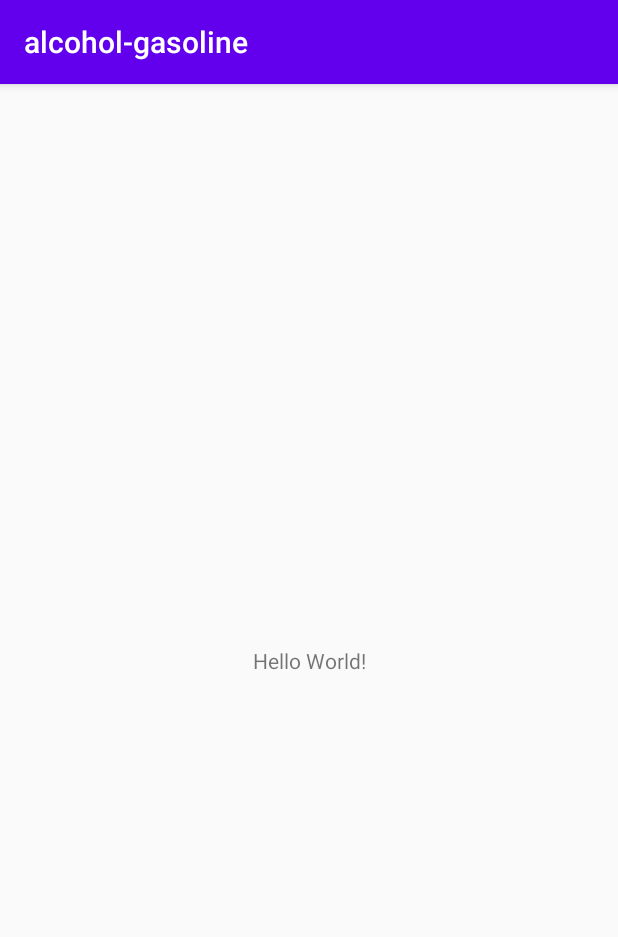
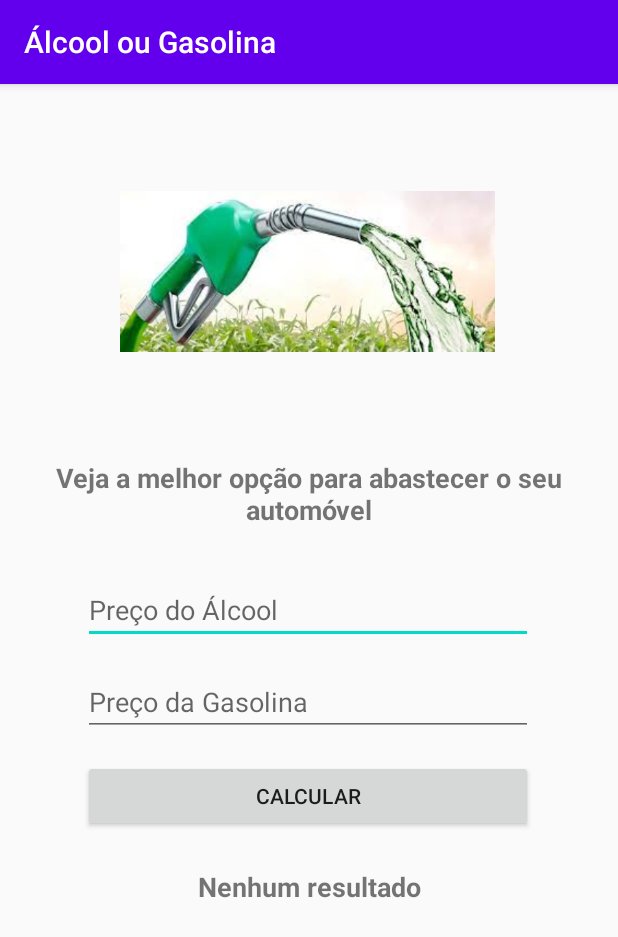
Before and after one commit to phmb2/alcohol-gasoline, an Android app: the screen it shows after launch (MainActivity), on a phone screen of 412 x 824 dp. Shown: the top 937 px of the screen. Run offline under Robolectric (Android 15) with nearby library versions, the phone set to English and light mode, and no system bars.

Commit message:
Adjustments on AndroidManifest file and added app logic development

```diff
--- a/app/src/main/AndroidManifest.xml
+++ b/app/src/main/AndroidManifest.xml
@@ -9,7 +9,7 @@
         android:roundIcon="@mipmap/ic_launcher_round"
         android:supportsRtl="true"
         android:theme="@style/AppTheme">
-        <activity android:name=".MainActivity">
+        <activity android:name=".MainActivity" android:screenOrientation="portrait">
             <intent-filter>
                 <action android:name="android.intent.action.MAIN" />
 
--- a/app/src/main/java/com/phmb/alcohol_gasoline/MainActivity.kt
+++ b/app/src/main/java/com/phmb/alcohol_gasoline/MainActivity.kt
@@ -2,10 +2,56 @@ package com.phmb.alcohol_gasoline
 
 import androidx.appcompat.app.AppCompatActivity
 import android.os.Bundle
+import kotlinx.android.synthetic.main.activity_main.*
 
 class MainActivity : AppCompatActivity() {
+
     override fun onCreate(savedInstanceState: Bundle?) {
         super.onCreate(savedInstanceState)
         setContentView(R.layout.activity_main)
+
+        button_calculate.setOnClickListener {
+
+            val alcoholPrice = edit_alcohol_price.text.toString()
+            val gasolinePrice = edit_gasoline_price.text.toString()
+
+            val validateInputs = validatePrices(alcoholPrice, gasolinePrice)
+
+            if (validateInputs) {
+                calculateBestPrice(alcoholPrice, gasolinePrice)
+            } else {
+                text_result.setText("Preencha os preços!")
+            }
+        }
+
     }
+
+    fun validatePrices(alcoholPrice: String, gasolinePrice: String) : Boolean {
+
+        var validateFields = true
+
+        if(alcoholPrice.isNullOrEmpty()) {
+            validateFields = false
+        } else if(gasolinePrice.isNullOrEmpty()) {
+            validateFields = false
+        }
+
+        return validateFields
+    }
+
+    fun calculateBestPrice(alcoholPrice: String, gasolinePrice: String) {
+
+        val alcoholValue = alcoholPrice.toDouble()
+        val gasolineValue = gasolinePrice.toDouble()
+
+        val result = (alcoholValue / gasolineValue)
+
+        if (result >= 0.7) {
+            text_result.setText("Utilize gasolina!")
+        } else {
+            text_result.setText("Utilize álcool!")
+        }
+    }
+
+
 }
--- a/app/src/main/res/layout/activity_main.xml
+++ b/app/src/main/res/layout/activity_main.xml
@@ -6,13 +6,76 @@
     android:layout_height="match_parent"
     tools:context=".MainActivity">
 
+    <ImageView
+        android:id="@+id/image_logo"
+        android:layout_width="250dp"
+        android:layout_height="250dp"
+        app:layout_constraintEnd_toEndOf="parent"
+        app:layout_constraintHorizontal_bias="0.495"
+        app:layout_constraintStart_toStartOf="parent"
+        app:layout_constraintTop_toTopOf="parent"
+        app:srcCompat="@drawable/logo" />
+
     <TextView
+        android:id="@+id/text_info"
         android:layout_width="wrap_content"
         android:layout_height="wrap_content"
-        android:text="Hello World!"
-        app:layout_constraintBottom_toBottomOf="parent"
-        app:layout_constraintLeft_toLeftOf="parent"
-        app:layout_constraintRight_toRightOf="parent"
-        app:layout_constraintTop_toTopOf="parent" />
+        android:text="@string/info_label"
+        android:textAlignment="center"
+        android:textSize="18sp"
+        android:textStyle="bold"
+        app:layout_constraintEnd_toEndOf="parent"
+        app:layout_constraintHorizontal_bias="0.0"
+        app:layout_constraintStart_toStartOf="parent"
+        app:layout_constraintTop_toBottomOf="@+id/image_logo" />
 
+    <EditText
+        android:id="@+id/edit_alcohol_price"
+        android:layout_width="300dp"
+        android:layout_height="wrap_content"
+        android:layout_marginTop="32dp"
+        android:ems="10"
+        android:hint="@string/alcohol_price_label"
+        android:inputType="numberDecimal"
+        app:layout_constraintEnd_toEndOf="parent"
+        app:layout_constraintHorizontal_bias="0.495"
+        app:layout_constraintStart_toStartOf="parent"
+        app:layout_constraintTop_toBottomOf="@+id/text_info" />
+
+    <EditText
+        android:id="@+id/edit_gasoline_price"
+        android:layout_width="300dp"
+        android:layout_height="wrap_content"
+        android:layout_marginTop="16dp"
+        android:ems="10"
+        android:hint="@string/gasoline_price_label"
+        android:inputType="numberDecimal"
+        app:layout_constraintEnd_toEndOf="parent"
+        app:layout_constraintHorizontal_bias="0.495"
+        app:layout_constraintStart_toStartOf="parent"
+        app:layout_constraintTop_toBottomOf="@+id/edit_alcohol_price" />
+
+    <Button
+        android:id="@+id/button_calculate"
+        android:layout_width="300dp"
+        android:layout_height="wrap_content"
+        android:layout_marginTop="16dp"
+        android:text="@string/calculate_button"
+        app:layout_constraintEnd_toEndOf="parent"
+        app:layout_constraintHorizontal_bias="0.495"
+        app:layout_constraintStart_toStartOf="parent"
+        app:layout_constraintTop_toBottomOf="@+id/edit_gasoline_price" />
+
+    <TextView
+        android:id="@+id/text_result"
+        android:layout_width="wrap_content"
+        android:layout_height="wrap_content"
+        android:layout_marginTop="24dp"
+        android:text="@string/result_label"
+        android:textAlignment="center"
+        android:textSize="18sp"
+        android:textStyle="bold"
+        app:layout_constraintEnd_toEndOf="parent"
+        app:layout_constraintStart_toStartOf="parent"
+        app:layout_constraintTop_toBottomOf="@+id/button_calculate" />
 </androidx.constraintlayout.widget.ConstraintLayout>
--- a/app/src/main/res/values/strings.xml
+++ b/app/src/main/res/values/strings.xml
@@ -1,3 +1,8 @@
 <resources>
-    <string name="app_name">alcohol-gasoline</string>
+    <string name="app_name">Álcool ou Gasolina</string>
+    <string name="info_label">Veja a melhor opção para abastecer o seu automóvel</string>
+    <string name="alcohol_price_label">Preço do Álcool</string>
+    <string name="gasoline_price_label">Preço da Gasolina</string>
+    <string name="calculate_button">Calcular</string>
+    <string name="result_label">Nenhum resultado</string>
 </resources>
```
Also changed, not shown: app/src/main/res/drawable/logo.jpg (added).
